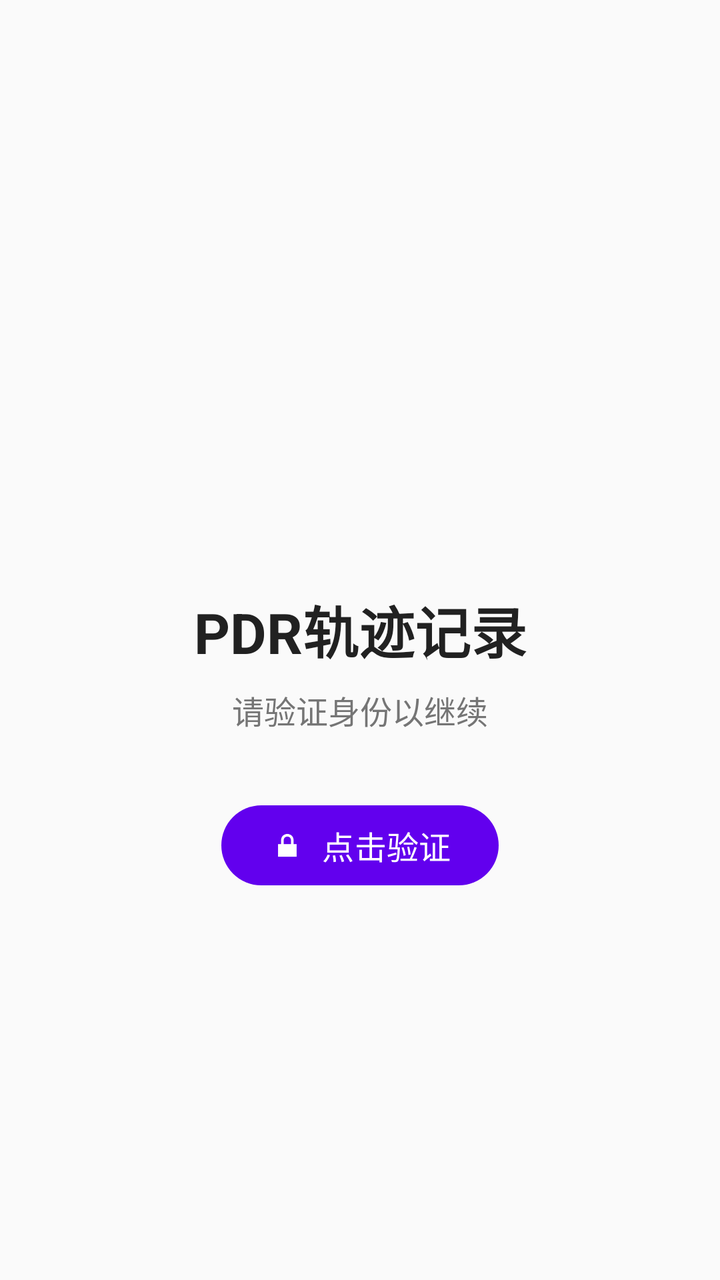
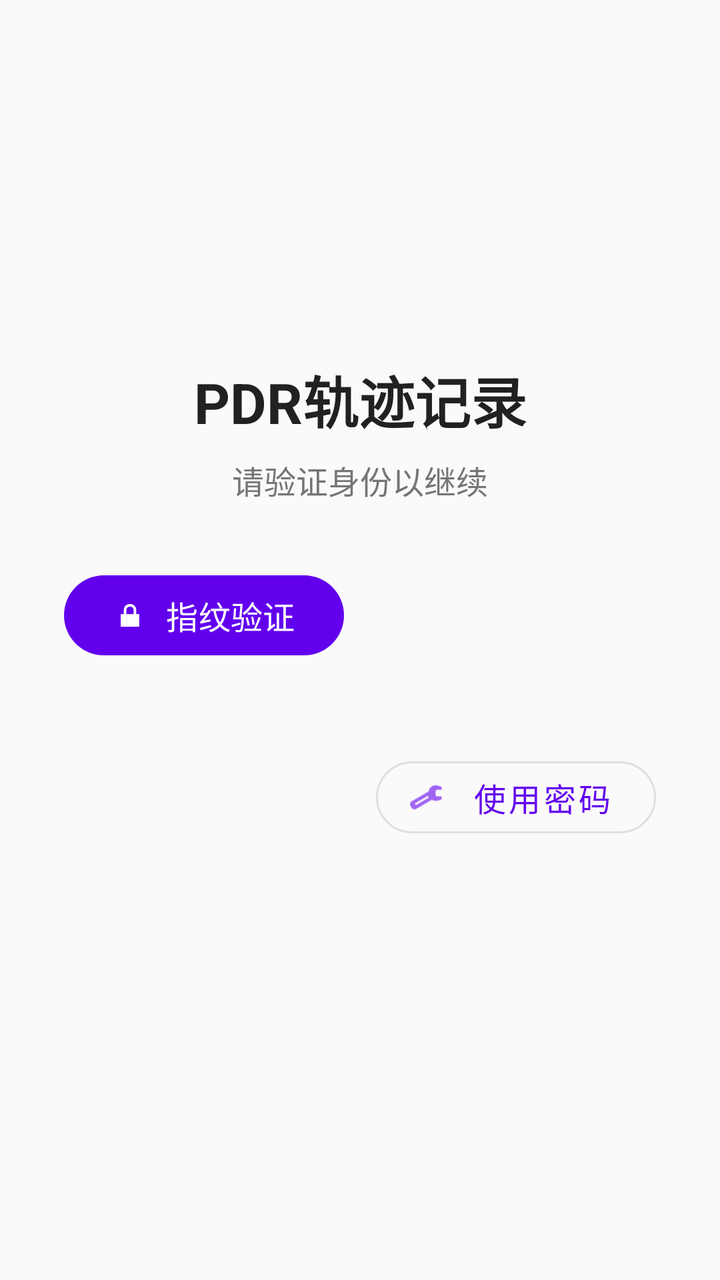

Compare the two renders of this Android layout. The source of the first and the diff that turns it into the second are given below.
<!-- AndroidManifest.xml: activity theme Theme.PDR -->
<!-- res/layout/activity_lock.xml -->
<?xml version="1.0" encoding="utf-8"?>
<androidx.constraintlayout.widget.ConstraintLayout
    xmlns:android="http://schemas.android.com/apk/res/android"
    xmlns:app="http://schemas.android.com/apk/res-auto"
    android:layout_width="match_parent"
    android:layout_height="match_parent"
    android:background="#FAFAFA">

    
    <ImageView
        android:id="@+id/logoImage"
        android:layout_width="120dp"
        android:layout_height="120dp"
        android:src="@mipmap/ic_launcher"
        android:contentDescription="应用Logo"
        app:layout_constraintTop_toTopOf="parent"
        app:layout_constraintBottom_toTopOf="@+id/titleText"
        app:layout_constraintStart_toStartOf="parent"
        app:layout_constraintEnd_toEndOf="parent"
        app:layout_constraintVertical_chainStyle="packed" />

    
    <TextView
        android:id="@+id/titleText"
        android:layout_width="wrap_content"
        android:layout_height="wrap_content"
        android:layout_marginTop="16dp"
        android:text="@string/app_name"
        android:textColor="#212121"
        android:textSize="28sp"
        android:textStyle="bold"
        app:layout_constraintTop_toBottomOf="@+id/logoImage"
        app:layout_constraintBottom_toTopOf="@+id/subtitleText"
        app:layout_constraintStart_toStartOf="parent"
        app:layout_constraintEnd_toEndOf="parent" />

    
    <TextView
        android:id="@+id/subtitleText"
        android:layout_width="wrap_content"
        android:layout_height="wrap_content"
        android:layout_marginTop="8dp"
        android:text="请验证身份以继续"
        android:textColor="#757575"
        android:textSize="16sp"
        app:layout_constraintTop_toBottomOf="@+id/titleText"
        app:layout_constraintBottom_toTopOf="@+id/authButton"
        app:layout_constraintStart_toStartOf="parent"
        app:layout_constraintEnd_toEndOf="parent" />

    
    <com.google.android.material.button.MaterialButton
        android:id="@+id/authButton"
        android:layout_width="wrap_content"
        android:layout_height="wrap_content"
        android:layout_marginTop="32dp"
        android:text="点击验证"
        android:textSize="16sp"
        app:icon="@android:drawable/ic_lock_lock"
        app:iconPadding="8dp"
        app:cornerRadius="24dp"
        app:layout_constraintTop_toBottomOf="@+id/subtitleText"
        app:layout_constraintBottom_toTopOf="@+id/statusText"
        app:layout_constraintStart_toStartOf="parent"
        app:layout_constraintEnd_toEndOf="parent" />

    
    <TextView
        android:id="@+id/statusText"
        android:layout_width="wrap_content"
        android:layout_height="wrap_content"
        android:layout_marginTop="16dp"
        android:text=""
        android:textColor="#F44336"
        android:textSize="14sp"
        android:visibility="invisible"
        app:layout_constraintTop_toBottomOf="@+id/authButton"
        app:layout_constraintBottom_toBottomOf="parent"
        app:layout_constraintStart_toStartOf="parent"
        app:layout_constraintEnd_toEndOf="parent" />

</androidx.constraintlayout.widget.ConstraintLayout>
<!-- resources referenced by this layout -->
<resources>
  <!-- mipmap ic_launcher (mipmap-anydpi-v26) -->
  <?xml version="1.0" encoding="utf-8"?>
  <adaptive-icon xmlns:android="http://schemas.android.com/apk/res/android">
      <background android:drawable="@drawable/ic_launcher_background"/>
      <foreground android:drawable="@drawable/ic_launcher_foreground"/>
  </adaptive-icon>
  <string name="app_name">PDR轨迹记录</string>
  <style name="Theme.PDR" parent="Base.Theme.PDR" />
  <!-- drawable ic_launcher_background (drawable) -->
  <?xml version="1.0" encoding="utf-8"?>
  <vector xmlns:android="http://schemas.android.com/apk/res/android"
      android:width="108dp"
      android:height="108dp"
      android:viewportWidth="108"
      android:viewportHeight="108">
      <path
          android:fillColor="#3DDC84"
          android:pathData="M0,0h108v108h-108z" />
  </vector>
  <!-- drawable ic_launcher_foreground (drawable) -->
  <?xml version="1.0" encoding="utf-8"?>
  <vector xmlns:android="http://schemas.android.com/apk/res/android"
      android:width="108dp"
      android:height="108dp"
      android:viewportWidth="108"
      android:viewportHeight="108">
      <group android:scaleX="0.92"
          android:scaleY="0.92"
          android:translateX="4.5"
          android:translateY="4.5">
          <path
              android:fillColor="#FFFFFF"
              android:pathData="M54,54m-40,0a40,40 0,1 1,80 0a40,40 0,1 1,-80 0" />
      </group>
  </vector>
  <style name="Base.Theme.PDR" parent="Theme.Material3.DayNight.NoActionBar">
          
          <item name="colorPrimary">@color/purple_500</item>
          <item name="colorPrimaryVariant">@color/purple_700</item>
          <item name="colorOnPrimary">@color/white</item>
          
          <item name="colorSecondary">@color/teal_200</item>
          <item name="colorSecondaryVariant">@color/teal_700</item>
          <item name="colorOnSecondary">@color/black</item>
      </style>
  <color name="purple_500">#FF6200EE</color>
  <color name="purple_700">#FF3700B3</color>
  <color name="white">#FFFFFFFF</color>
  <color name="teal_200">#FF03DAC5</color>
  <color name="teal_700">#FF018786</color>
  <color name="black">#FF000000</color>
</resources>

<!-- the commit's change to res/layout/activity_lock.xml (unified diff, before → after) -->
@@ -51,17 +51,38 @@
     
     <com.google.android.material.button.MaterialButton
         android:id="@+id/authButton"
-        android:layout_width="wrap_content"
+        android:layout_width="0dp"
         android:layout_height="wrap_content"
         android:layout_marginTop="32dp"
-        android:text="点击验证"
+        android:layout_marginStart="32dp"
+        android:layout_marginEnd="8dp"
+        android:text="指纹验证"
         android:textSize="16sp"
         app:icon="@android:drawable/ic_lock_lock"
         app:iconPadding="8dp"
         app:cornerRadius="24dp"
         app:layout_constraintTop_toBottomOf="@+id/subtitleText"
+        app:layout_constraintBottom_toTopOf="@+id/credentialButton"
+        app:layout_constraintStart_toStartOf="parent"
+        app:layout_constraintEnd_toStartOf="@+id/credentialButton" />
+
+    
+    <com.google.android.material.button.MaterialButton
+        android:id="@+id/credentialButton"
+        android:layout_width="0dp"
+        android:layout_height="wrap_content"
+        android:layout_marginTop="32dp"
+        android:layout_marginStart="8dp"
+        android:layout_marginEnd="32dp"
+        android:text="使用密码"
+        android:textSize="16sp"
+        app:icon="@android:drawable/ic_menu_manage"
+        app:iconPadding="8dp"
+        app:cornerRadius="24dp"
+        style="@style/Widget.MaterialComponents.Button.OutlinedButton"
+        app:layout_constraintTop_toBottomOf="@+id/subtitleText"
         app:layout_constraintBottom_toTopOf="@+id/statusText"
-        app:layout_constraintStart_toStartOf="parent"
+        app:layout_constraintStart_toEndOf="@+id/authButton"
         app:layout_constraintEnd_toEndOf="parent" />
 
     
@@ -74,7 +95,7 @@
         android:textColor="#F44336"
         android:textSize="14sp"
         android:visibility="invisible"
-        app:layout_constraintTop_toBottomOf="@+id/authButton"
+        app:layout_constraintTop_toBottomOf="@+id/credentialButton"
         app:layout_constraintBottom_toBottomOf="parent"
         app:layout_constraintStart_toStartOf="parent"
         app:layout_constraintEnd_toEndOf="parent" />
